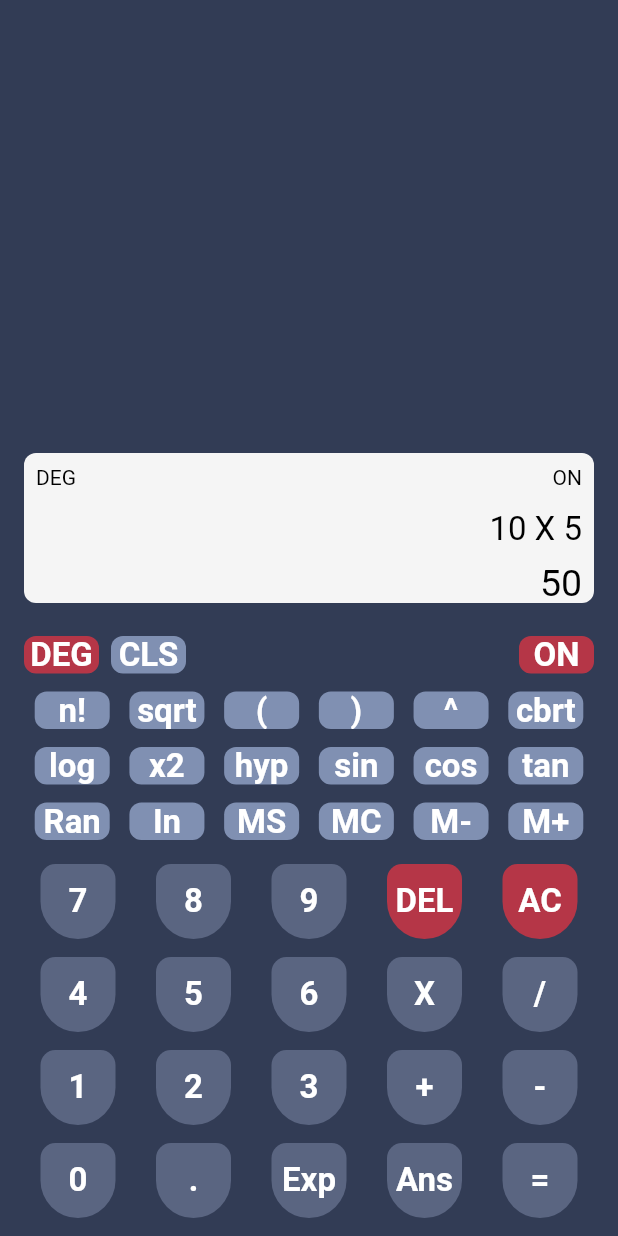
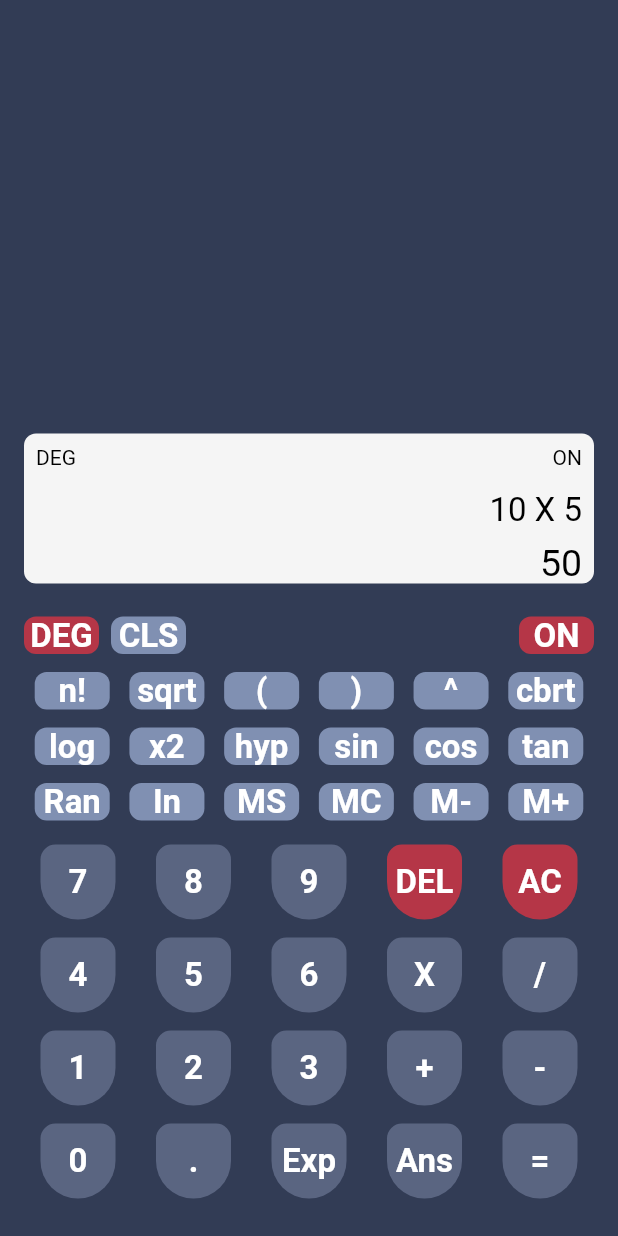
Before and after one commit to Godswillconcept/Scientific-Calculator, a Flutter app: the screen it shows after launch, on a phone screen of 412 x 824 dp. Run offline on Flutter 3.47's test engine with Material 2 defaults, Android fonts, the phone set to English and light mode, and no system bars; Roboto replaces fonts that are missing (poppins).

Commit message:
2 components modified

```diff
--- a/lib/components/calculator_button.dart
+++ b/lib/components/calculator_button.dart
@@ -8,7 +8,7 @@ class CalculatorButton extends StatelessWidget {
   final String btnVal;
   final double btnHeight;
   final double btnWidth;
-  final void Function()? function;
+  final Function()? function;
   const CalculatorButton({
     Key? key,
     required this.btnColor,
--- a/lib/components/calculator_ui.dart
+++ b/lib/components/calculator_ui.dart
@@ -164,7 +164,7 @@ class _CalculatorUiState extends State<CalculatorUi> {
             ),
           ),
           Padding(
-            padding: const EdgeInsets.only(bottom: 12.0),
+            padding: const EdgeInsets.only(bottom: 25.0),
             child: Row(
               mainAxisAlignment: MainAxisAlignment.spaceEvenly,
               children: [
```
